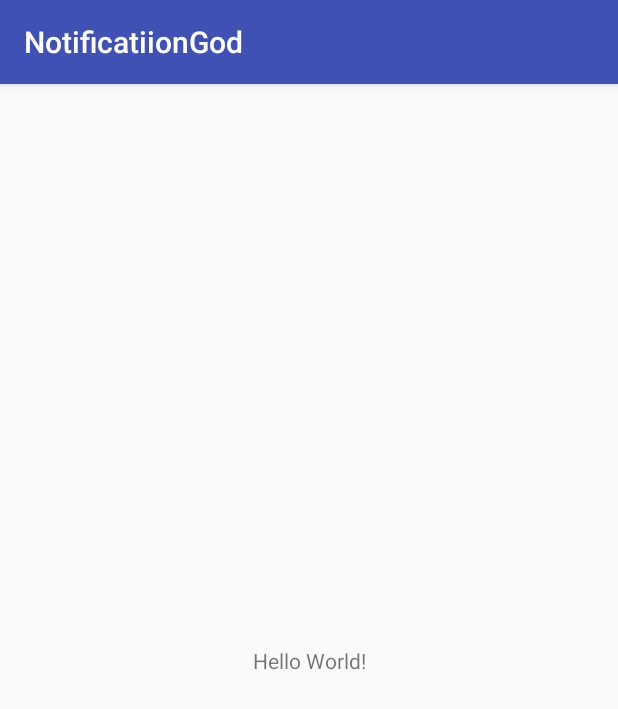
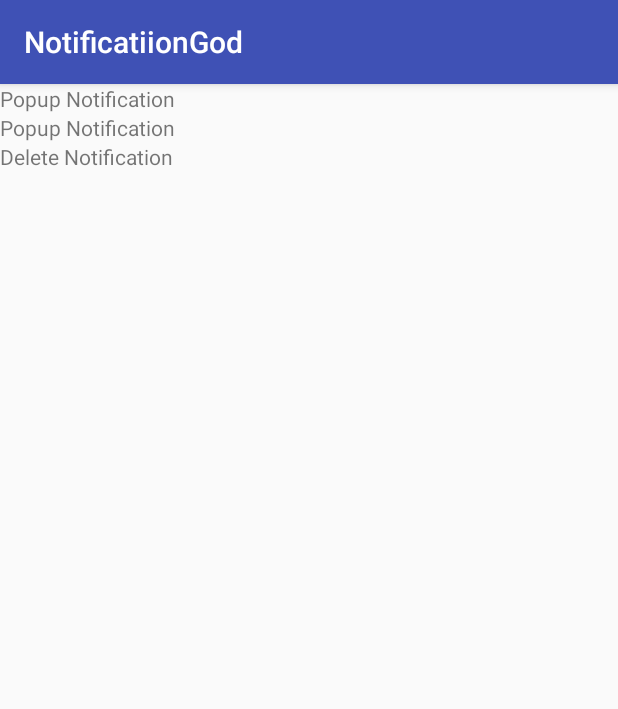
Before and after one commit to mhasanzadehir/MessengerNotification, an Android app: the screen it shows after launch (MainActivity), on a phone screen of 412 x 824 dp. Shown: the top 709 px of the screen. Run offline under Robolectric (Android 15) with nearby library versions, the phone set to English and light mode, and no system bars.

Commit message:
init notification channels

```diff
--- a/app/src/main/java/ir/sapp/notificatiiongod/MainActivity.kt
+++ b/app/src/main/java/ir/sapp/notificatiiongod/MainActivity.kt
@@ -1,25 +1,27 @@
 package ir.sapp.notificatiiongod
 
-import android.net.Uri
 import android.os.Bundle
 import android.support.v7.app.AppCompatActivity
-import android.view.View
 import ir.sapp.notificatiiongod.models.notification.BaseNotification
 import ir.sapp.notificatiiongod.utils.buildBitmap
-import ir.sapp.notificatiiongod.utils.generateNotificationChannel
+import ir.sapp.notificatiiongod.utils.deleteNotification
+import ir.sapp.notificatiiongod.utils.initNotificationChannels
 import ir.sapp.notificatiiongod.utils.monitorNotification
+import kotlinx.android.synthetic.main.activity_main.*
 
 class MainActivity : AppCompatActivity() {
 
     override fun onCreate(savedInstanceState: Bundle?) {
         super.onCreate(savedInstanceState)
         setContentView(R.layout.activity_main)
+        initNotificationChannels()
 
-    }
+        val n1 = BaseNotification(1, "Mahdi Hasanzadeh(2 new messages)","salam", buildBitmap("1"))
+        val n2 = BaseNotification(2, "Mahdi Hasanzadeh", "khodafez", buildBitmap("1"))
 
-    fun test(view: View){
-        val base = BaseNotification("Mahdi Hasanzadeh", buildBitmap(Uri.parse("2")) , generateNotificationChannel("m"))
-        monitorNotification(base)
+        popup.setOnClickListener { monitorNotification(n1) }
+        popup1.setOnClickListener { monitorNotification(n2) }
+        delete.setOnClickListener { deleteNotification(n1) }
     }
 
 }
--- a/app/src/main/java/ir/sapp/notificatiiongod/models/notification/BaseNotification.kt
+++ b/app/src/main/java/ir/sapp/notificatiiongod/models/notification/BaseNotification.kt
@@ -1,6 +1,5 @@
 package ir.sapp.notificatiiongod.models.notification
 
-import android.app.NotificationChannel
 import android.graphics.Bitmap
 
 
@@ -8,6 +7,7 @@ import android.graphics.Bitmap
  *  @Author: MahdiHS
  *  @Date:   01/09/2018
  */
-open class BaseNotification(val title: String,
-                            val image : Bitmap,
-                            val channel: NotificationChannel?)
+open class BaseNotification(val id: Int,
+                            val title: String,
+                            val text: String,
+                            val image : Bitmap?)
--- a/app/src/main/java/ir/sapp/notificatiiongod/utils/NChannelHandler.kt
+++ b/app/src/main/java/ir/sapp/notificatiiongod/utils/NChannelHandler.kt
@@ -4,29 +4,34 @@ import android.app.NotificationChannel
 import android.app.NotificationManager
 import android.content.Context
 import android.os.Build
-import ir.sapp.notificatiiongod.models.notificationchannel.LowAndroidVersionException
+
 
 /**
  *  @Author: MahdiHS
  *  @Date:   01/09/2018
  */
-fun Context.createNotificationChannel(notificationChannel: NotificationChannel) {
+
+const val NOTIFICATION_CHANNEL_PRIVATE_CHATS = "Private Chats"
+const val NOTIFICATION_CHANNEL_GROUPS_CHANNELS = "Groups and Channels"
+
+fun Context.initNotificationChannels() {
+    generateNotificationChannel(NOTIFICATION_CHANNEL_PRIVATE_CHATS)
+    generateNotificationChannel(NOTIFICATION_CHANNEL_GROUPS_CHANNELS)
+}
+
+fun Context.getPrivateChatsNotificationChannel() = getNotificationChannel(NOTIFICATION_CHANNEL_PRIVATE_CHATS)
+
+fun Context.getGroupsChannelsNotificationChannel() = getNotificationChannel(NOTIFICATION_CHANNEL_GROUPS_CHANNELS)
+
+private fun Context.getNotificationChannel(channelId: String): NotificationChannel? {
+    return if (notificationChannelSupport()) {
+        NotificationHelper(this).getManager()?.getNotificationChannel(channelId)
+    } else null
+}
+
+fun Context.generateNotificationChannel(name: String) {
     if (Build.VERSION.SDK_INT >= Build.VERSION_CODES.O) {
-        getSystemService(NotificationManager::class.java)!!.createNotificationChannel(notificationChannel)
-    } else {
-        throw LowAndroidVersionException()
+        val channel = NotificationChannel(name, name, NotificationManager.IMPORTANCE_DEFAULT)
+        getSystemService(NotificationManager::class.java)!!.createNotificationChannel(channel)
     }
 }
-
-fun Context.generateNotificationChannel(name: String) : NotificationChannel? {
-    if (Build.VERSION.SDK_INT >= Build.VERSION_CODES.O) {
-        val channel = NotificationChannel(generateChannelId(), name, NotificationManager.IMPORTANCE_DEFAULT)
-        getSystemService(NotificationManager::class.java)!!.createNotificationChannel(channel)
-        return channel
-    }
-    return null
-}
-
-fun generateChannelId(): String? {
-    return "mmm"
-}
--- a/app/src/main/java/ir/sapp/notificatiiongod/utils/Utils.kt
+++ b/app/src/main/java/ir/sapp/notificatiiongod/utils/Utils.kt
@@ -1,15 +1,10 @@
 package ir.sapp.notificatiiongod.utils
 
-import android.content.Context
-import android.net.Uri
-import com.bumptech.glide.Glide
-import ir.sapp.notificatiiongod.R
+import android.graphics.BitmapFactory
 
 /**
  *  @Author: MahdiHS
  *  @Date:   04/09/2018
  */
-const val BITMAP_WIDTH = 100
-const val BITMAP_HEIGHT = 100
 
-fun Context.buildBitmap(uri: Uri) = Glide.with(this).asBitmap().load(R.mipmap.ic_launcher).submit(BITMAP_WIDTH, BITMAP_HEIGHT).get()
+fun buildBitmap(absolutePath: String) = BitmapFactory.decodeFile(absolutePath, BitmapFactory.Options())
--- a/app/src/main/res/layout/activity_main.xml
+++ b/app/src/main/res/layout/activity_main.xml
@@ -1,19 +1,29 @@
 <?xml version="1.0" encoding="utf-8"?>
-<android.support.constraint.ConstraintLayout xmlns:android="http://schemas.android.com/apk/res/android"
-    xmlns:app="http://schemas.android.com/apk/res-auto"
+<RelativeLayout xmlns:android="http://schemas.android.com/apk/res/android"
     xmlns:tools="http://schemas.android.com/tools"
     android:layout_width="match_parent"
     android:layout_height="match_parent"
     tools:context=".MainActivity">
 
     <TextView
+        android:id="@+id/popup"
         android:layout_width="wrap_content"
         android:layout_height="wrap_content"
-        android:text="Hello World!"
-        app:layout_constraintBottom_toBottomOf="parent"
-        app:layout_constraintLeft_toLeftOf="parent"
-        app:layout_constraintRight_toRightOf="parent"
-        app:layout_constraintTop_toTopOf="parent"
-        android:onClick="test"/>
+        android:text="Popup Notification" />
 
-</android.support.constraint.ConstraintLayout>
+
+    <TextView
+        android:id="@+id/popup1"
+        android:layout_width="wrap_content"
+        android:layout_height="wrap_content"
+        android:layout_below="@id/popup"
+        android:text="Popup Notification" />
+
+    <TextView
+        android:id="@+id/delete"
+        android:layout_width="wrap_content"
+        android:layout_height="wrap_content"
+        android:text="Delete Notification"
+        android:layout_below="@id/popup1"/>
+
+</RelativeLayout>
```
Also changed, not shown: app/src/main/java/ir/sapp/notificatiiongod/utils/NotificationBuilder.kt (+31 -24 lines), app/src/main/java/ir/sapp/notificatiiongod/utils/NotificationHelper.kt (added, +27 -0 lines), app/src/main/java/ir/sapp/notificatiiongod/utils/NotificationMonitor.kt (deleted, +0 -12 lines), app/src/main/java/ir/sapp/notificatiiongod/utils/NotificationUtils.kt (deleted, +0 -9 lines).
